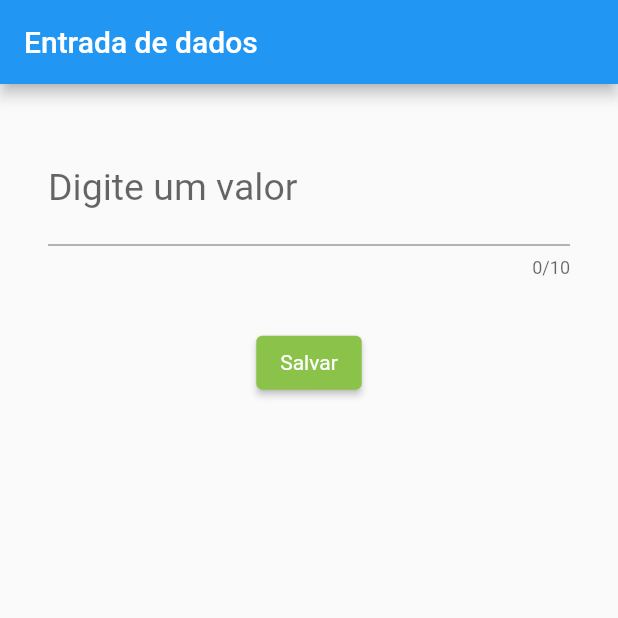
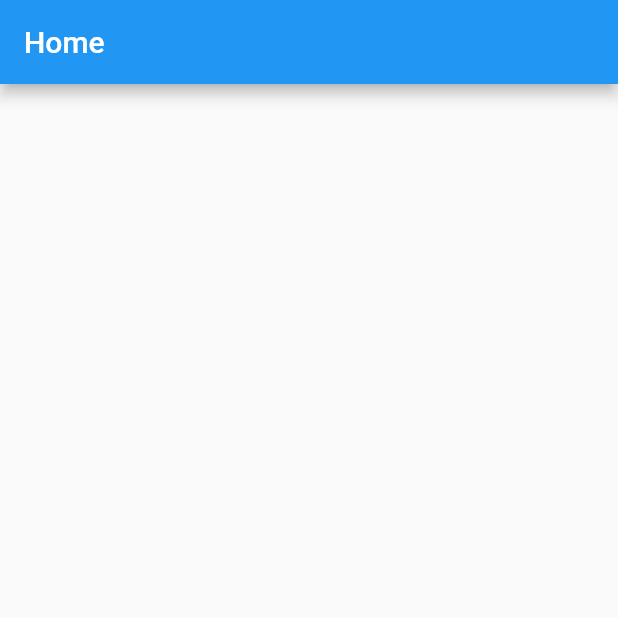
Before and after one commit to Queonias/entrada_de_dados, a Flutter app: the screen it shows after launch, on a phone screen of 412 x 824 dp, the top half of it. Run offline on Flutter 3.47's test engine with Material 2 defaults, Android fonts, the phone set to English and light mode, and no system bars.

Commit message:
fix: bugs

```diff
--- a/lib/campo_texto.dart
+++ /dev/null
@@ -1,63 +0,0 @@
-import 'package:flutter/material.dart';
-import 'package:flutter/services.dart';
-
-class CampoTexto extends StatefulWidget {
-  const CampoTexto({super.key});
-
-  @override
-  State<CampoTexto> createState() => _CampoTextoState();
-}
-
-class _CampoTextoState extends State<CampoTexto> {
-  final myController = TextEditingController();
-
-  // @override
-  // void initState() {
-  //   super.initState();
-
-  //   // Começa a ouvir as mudanças.
-  //   myController.addListener();
-  // }
-
-  @override
-  Widget build(BuildContext context) {
-    return Scaffold(
-      appBar: AppBar(
-        title: const Text("Entrada de dados"),
-      ),
-      body: Column(
-        children: [
-          Padding(
-            padding: const EdgeInsets.all(32),
-            child: TextField(
-              keyboardType: TextInputType.text,
-              decoration: const InputDecoration(labelText: "Digite um valor"),
-              enabled: true,
-              maxLength: 10,
-              maxLengthEnforcement: MaxLengthEnforcement.enforced,
-              style: const TextStyle(
-                fontSize: 25,
-                color: Colors.green,
-              ),
-              obscureText: true,
-              controller: myController,
-            ),
-          ),
-          ElevatedButton(
-            style: ButtonStyle(
-              backgroundColor:
-                  MaterialStateProperty.all<Color>(Colors.lightGreen),
-              textStyle: MaterialStateProperty.all<TextStyle>(
-                const TextStyle(color: Colors.white),
-              ),
-            ),
-            onPressed: () {
-              print(myController.text);
-            },
-            child: const Text("Salvar"),
-          )
-        ],
-      ),
-    );
-  }
-}
--- /dev/null
+++ b/lib/home.dart
@@ -0,0 +1,19 @@
+import 'package:flutter/material.dart';
+
+class Home extends StatefulWidget {
+  const Home({super.key});
+
+  @override
+  State<Home> createState() => _HomeState();
+}
+
+class _HomeState extends State<Home> {
+  @override
+  Widget build(BuildContext context) {
+    return Scaffold(
+      appBar: AppBar(
+        title: const Text("Home"),
+      ),
+    );
+  }
+}
--- a/lib/main.dart
+++ b/lib/main.dart
@@ -1,8 +1,8 @@
-import 'package:entrada_dados/campo_texto.dart';
+import 'package:entrada_dados/home.dart';
 import 'package:flutter/material.dart';
 
 void main() {
   runApp(const MaterialApp(
-    home: CampoTexto(),
+    home: Home(),
   ));
 }
```
Also changed, not shown: 1 other file.
